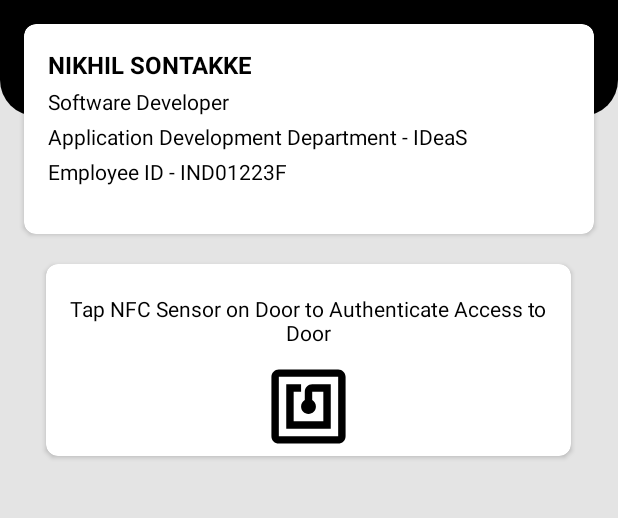
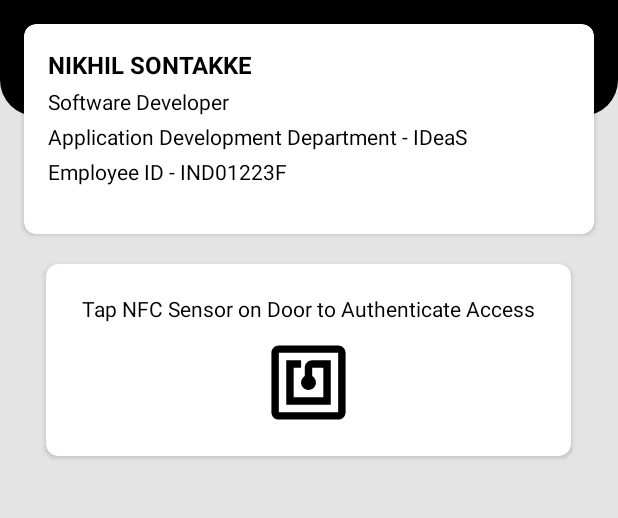
Before and after one commit to nikhilsontakke/MobilePass-Android-Application, an Android app: the MainActivity screen opened directly, with no data from a screen before it, on a phone screen of 412 x 824 dp, the part 76-594 px from its top. Run offline under Robolectric (Android 15) with nearby library versions, the phone set to English and light mode, and no system bars; 2 statements that could not run were skipped.

```diff
--- a/app/src/main/res/layout/activity_main.xml
+++ b/app/src/main/res/layout/activity_main.xml
@@ -134,11 +134,11 @@
                     android:id="@+id/textView6"
                     android:layout_width="wrap_content"
                     android:layout_height="wrap_content"
-                    android:layout_marginTop="20dp"
                     android:layout_marginStart="20dp"
                     android:layout_marginEnd="20dp"
+                    android:layout_marginTop="20dp"
                     android:gravity="center_horizontal"
-                    android:text="Tap NFC Sensor on Door to Authenticate Access to Door"
+                    android:text="Tap NFC Sensor on Door to Authenticate Access"
                     android:textColor="@android:color/black"
                     android:textSize="14sp"
                     app:layout_constraintEnd_toEndOf="parent"
```
